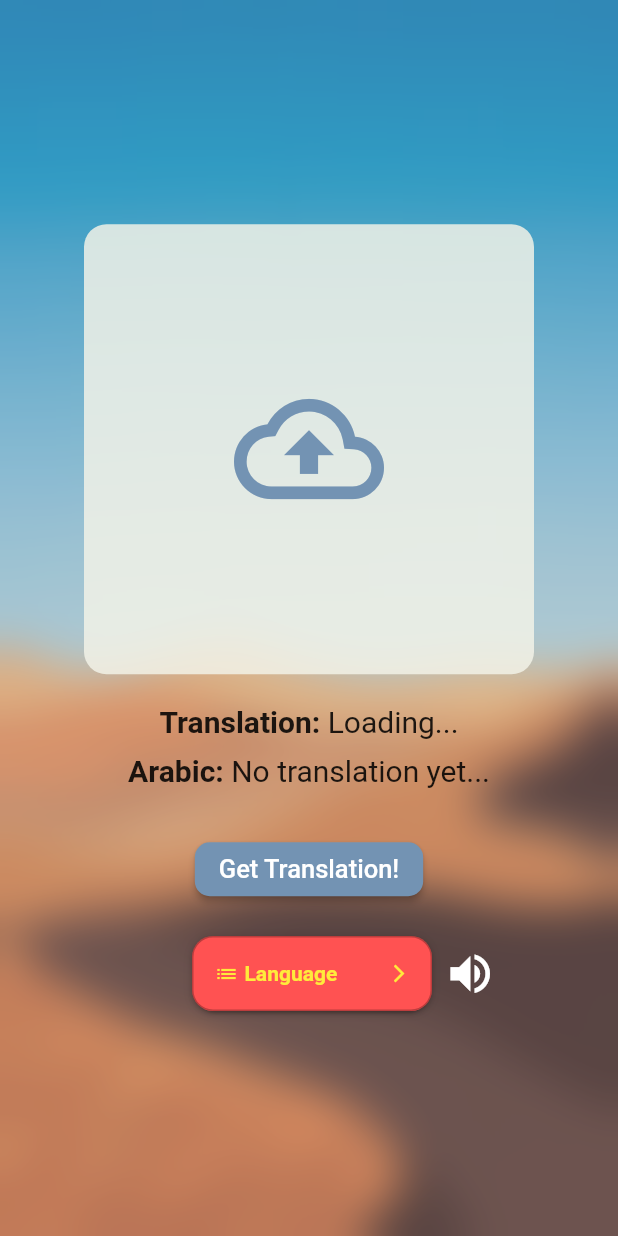
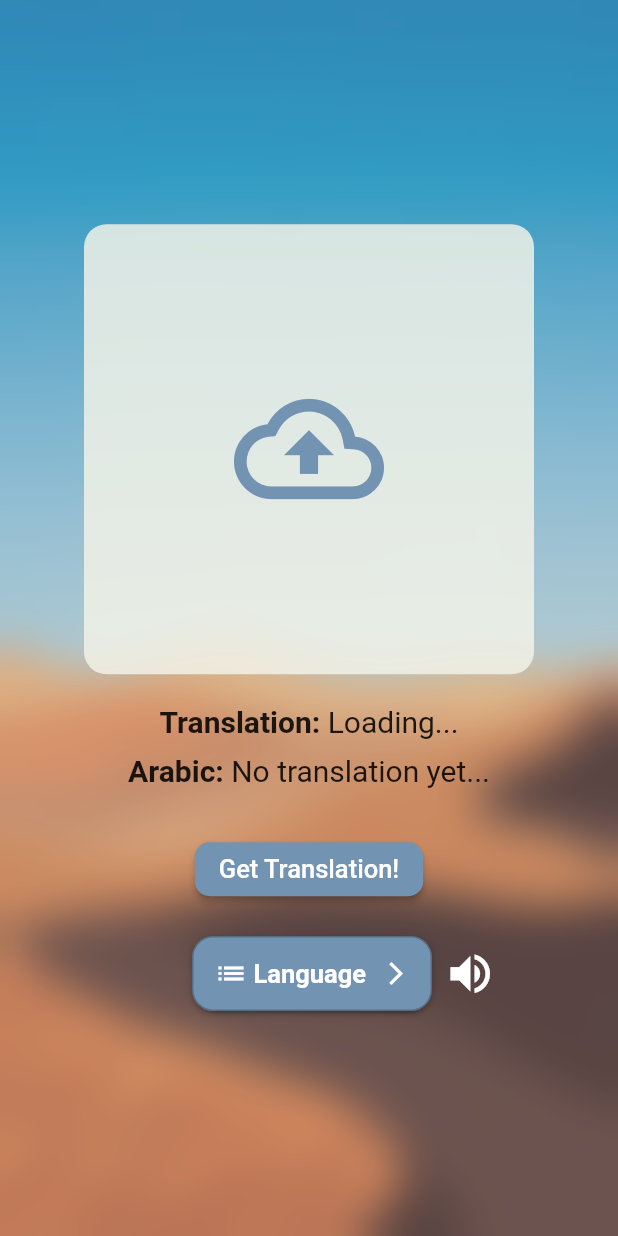
Before and after one commit to ahmedbassemaly/Aegyptos, a Flutter app: the HomePage screen opened directly, on a phone screen of 412 x 824 dp. Run offline on Flutter 3.47's test engine with Material 2 defaults, Android fonts, the phone set to English and light mode, and no system bars; drawn by our look-alikes of dropdown_button2; our stand-ins replace cloud_firestore, firebase_core, flutter_riverpod, flutter_tts, image_picker, liquid_swipe; accounts and stored records are empty.

Commit message:
UI changes

```diff
--- a/lib/widgets/drop_down_language.dart
+++ b/lib/widgets/drop_down_language.dart
@@ -33,8 +33,8 @@ class _DropdownLanguageState extends State<DropdownLanguage> {
             children: const [
               Icon(
                 Icons.list,
-                size: 16,
-                color: Colors.yellow,
+                size: 22,
+                color: Colors.white,
               ),
               SizedBox(
                 width: 4,
@@ -43,9 +43,9 @@ class _DropdownLanguageState extends State<DropdownLanguage> {
                 child: Text(
                   'Language',
                   style: TextStyle(
-                    fontSize: 14,
+                    fontSize: 17,
                     fontWeight: FontWeight.bold,
-                    color: Colors.yellow,
+                    color: Colors.white,
                   ),
                   overflow: TextOverflow.ellipsis,
                 ),
@@ -76,8 +76,8 @@ class _DropdownLanguageState extends State<DropdownLanguage> {
           icon: const Icon(
             Icons.arrow_forward_ios_outlined,
           ),
-          iconSize: 14,
-          iconEnabledColor: Colors.yellow,
+          iconSize: 18,
+          iconEnabledColor: Colors.white,
           iconDisabledColor: Colors.grey,
           buttonHeight: 50,
           buttonWidth: 160,
@@ -87,7 +87,7 @@ class _DropdownLanguageState extends State<DropdownLanguage> {
             border: Border.all(
               color: Colors.black26,
             ),
-            color: Colors.redAccent,
+            color: const Color(0xFF7393b3),
           ),
           buttonElevation: 2,
           itemHeight: 40,
@@ -97,7 +97,7 @@ class _DropdownLanguageState extends State<DropdownLanguage> {
           dropdownPadding: null,
           dropdownDecoration: BoxDecoration(
             borderRadius: BorderRadius.circular(14),
-            color: Colors.redAccent,
+            color: const Color(0xFF7393b3),
           ),
           dropdownElevation: 8,
           scrollbarRadius: const Radius.circular(40),
```
